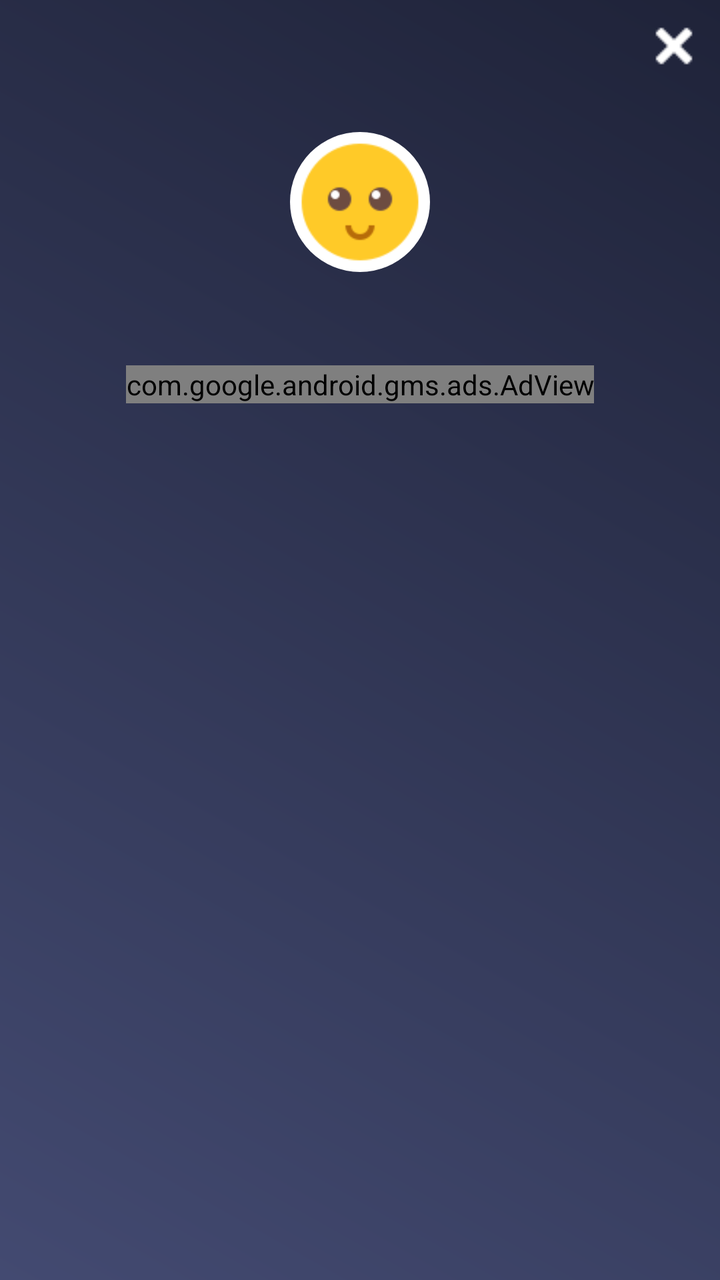
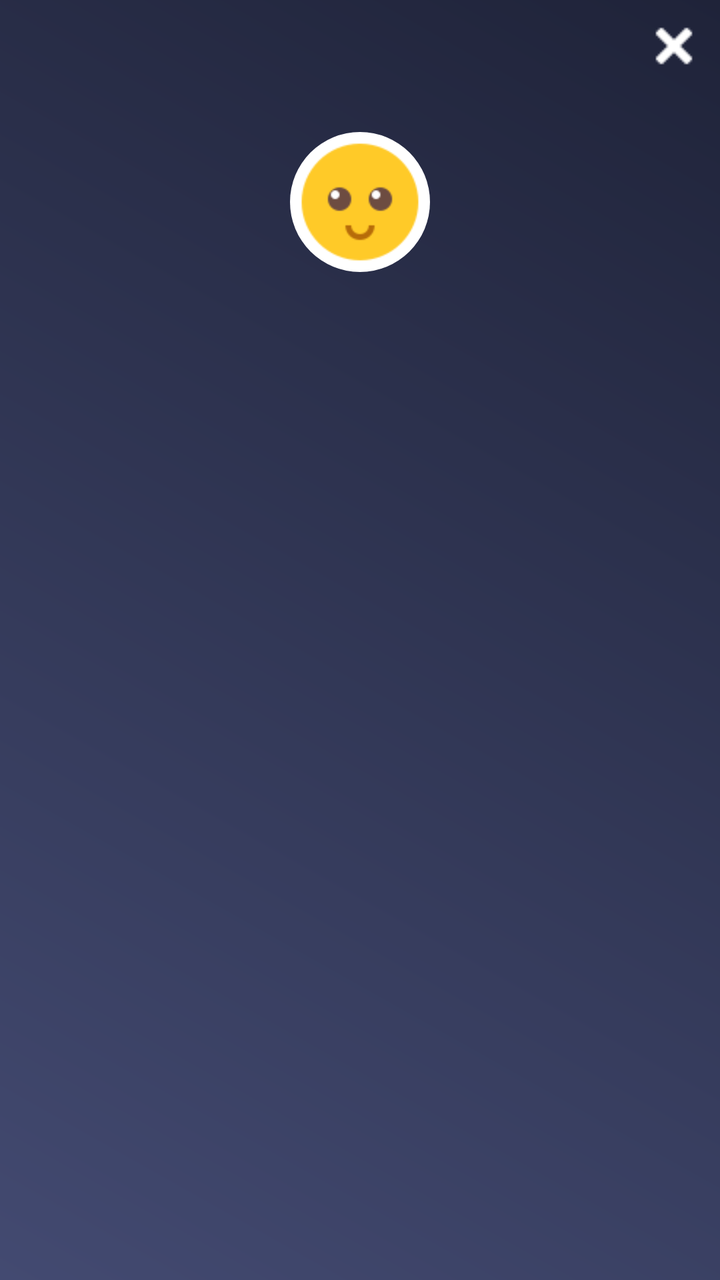

The first picture is an Android layout as it rendered before a commit; the second is the same layout after the commit. The layout source and the unified diff follow.
<!-- AndroidManifest.xml: application theme AppTheme -->
<!-- res/layout/popup_bmr.xml -->
<?xml version="1.0" encoding="utf-8"?>
<LinearLayout xmlns:android="http://schemas.android.com/apk/res/android"
    xmlns:aapt="http://schemas.android.com/aapt"
    xmlns:app="http://schemas.android.com/apk/res-auto"
    android:id="@+id/rl_main"
    android:layout_width="280dp"
    android:layout_height="wrap_content"
    android:background="@drawable/a1_grad"
    android:orientation="vertical">

    <ImageView
        android:id="@+id/iv_close"
        android:layout_width="wrap_content"
        android:layout_height="wrap_content"
        android:layout_alignParentRight="true"
        android:layout_gravity="right"
        android:layout_margin="5dp"
        android:padding="5dp"
        android:src="@drawable/ic_close" />

    <ImageView
        android:id="@+id/iv_imoji"
        android:layout_width="70dp"
        android:layout_height="70dp"
        android:layout_centerHorizontal="true"
        android:layout_gravity="center_horizontal"
        android:layout_marginTop="20dp"
        android:background="@drawable/rounded_corner_imoji"
        android:src="@drawable/imoji_default" />

    <TextView
        android:id="@+id/tv_ans_bmr"
        android:layout_width="match_parent"
        android:layout_height="wrap_content"
        android:layout_below="@+id/iv_imoji"
        android:layout_marginLeft="10dp"
        android:layout_marginTop="10dp"
        android:layout_marginRight="10dp"
        android:background="@color/transperent"
        android:gravity="center"
        android:paddingTop="5dp"
        android:paddingBottom="10dp"
        android:textColor="@color/white"
        android:textSize="@dimen/textsize_16"
        android:textStyle="bold" />

    <include
        android:id="@+id/ad_layout"
        layout="@layout/native_ad_popup"
        android:layout_width="match_parent"
        android:layout_height="wrap_content"
        android:layout_alignParentBottom="true"
        android:layout_gravity="top|center_vertical|center_horizontal|center" />
</LinearLayout>
<!-- res/layout/native_ad_popup.xml (included above) -->
<?xml version="1.0" encoding="utf-8"?>
<LinearLayout xmlns:android="http://schemas.android.com/apk/res/android"
    xmlns:aapt="http://schemas.android.com/aapt"
    xmlns:app="http://schemas.android.com/apk/res-auto"
    android:layout_width="match_parent"
    android:layout_height="match_parent"
    android:orientation="vertical">

    <com.google.android.gms.ads.AdView
        android:id="@+id/adView"
        android:layout_width="wrap_content"
        android:layout_height="wrap_content"
        android:layout_above="@+id/ll_footer_menu"
        android:layout_gravity="center"
        app:adSize="280x50"
        app:adUnitId="@string/banner_ad_two" />
</LinearLayout>
<!-- resources referenced by this layout -->
<resources>
  <color name="transperent">#00ffffff</color>
  <color name="white">#ffffff</color>
  <dimen name="textsize_16">16sp</dimen>
  <!-- drawable a1_grad (drawable) -->
  <?xml version="1.0" encoding="utf-8"?>
  <shape xmlns:android="http://schemas.android.com/apk/res/android">
      <gradient
          android:angle="225"
          android:endColor="#434A71"
          android:startColor="#1F2339" />
  
  
  </shape>
  <!-- drawable ic_close: png bitmap (drawable, 258 bytes) -->
  <!-- drawable imoji_default: png bitmap (drawable, 2394 bytes) -->
  <!-- drawable rounded_corner_imoji (drawable) -->
  <?xml version="1.0" encoding="utf-8"?>
  <shape xmlns:android="http://schemas.android.com/apk/res/android"
      xmlns:aapt="http://schemas.android.com/aapt"
      xmlns:app="http://schemas.android.com/apk/res-auto"
      android:shape="rectangle">
      <solid android:color="#ffffff" />
      <stroke
          android:width="0dp"
          android:color="#06000d" />
      <padding
          android:bottom="0dp"
          android:left="0dp"
          android:right="0dp"
          android:top="0dp" />
      <corners android:radius="35dp" />
  </shape>
  <string name="banner_ad_two">ca-app-pub-2957577039807154/5214904011</string>
  <style name="AppTheme" parent="Theme.AppCompat.Light.DarkActionBar">
          
          <item name="colorPrimary">@color/colorPrimary</item>
          <item name="colorPrimaryDark">@color/colorPrimaryDark</item>
          <item name="colorAccent">@color/colorAccent</item>
      </style>
  <color name="colorPrimary">#434A71</color>
  <color name="colorPrimaryDark">#1F2339</color>
  <color name="colorAccent">#1F2339</color>
</resources>

<!-- the commit's change to res/layout/popup_bmr.xml (unified diff, before → after) -->
@@ -44,29 +44,14 @@
         android:textSize="@dimen/textsize_16"
         android:textStyle="bold" />
 
-    <include
-        android:id="@+id/ad_layout"
-        layout="@layout/native_ad_popup"
+   
+
+    <LinearLayout
+        android:id="@+id/normal_ad_include"
         android:layout_width="match_parent"
         android:layout_height="wrap_content"
-        android:layout_alignParentBottom="true"
-        android:layout_gravity="top|center_vertical|center_horizontal|center" />
+        android:orientation="vertical"
+        android:gravity="center"
+        android:layout_alignParentBottom="true"/>
+
 </LinearLayout>
-<!-- res/layout/native_ad_popup.xml (included above) -->
-<?xml version="1.0" encoding="utf-8"?>
-<LinearLayout xmlns:android="http://schemas.android.com/apk/res/android"
-    xmlns:aapt="http://schemas.android.com/aapt"
-    xmlns:app="http://schemas.android.com/apk/res-auto"
-    android:layout_width="match_parent"
-    android:layout_height="match_parent"
-    android:orientation="vertical">
-
-    <com.google.android.gms.ads.AdView
-        android:id="@+id/adView"
-        android:layout_width="wrap_content"
-        android:layout_height="wrap_content"
-        android:layout_above="@+id/ll_footer_menu"
-        android:layout_gravity="center"
-        app:adSize="280x50"
-        app:adUnitId="@string/banner_ad_two" />
-</LinearLayout>
<!-- resource entries referenced after the edit -->
@@ -32,7 +32,6 @@
           android:top="0dp" />
       <corners android:radius="35dp" />
   </shape>
-  <string name="banner_ad_two">ca-app-pub-2957577039807154/5214904011</string>
   <style name="AppTheme" parent="Theme.AppCompat.Light.DarkActionBar">
           
           <item name="colorPrimary">@color/colorPrimary</item>
